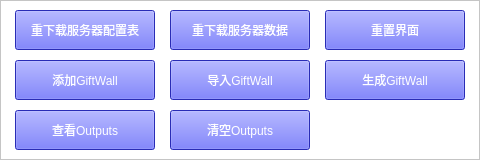
Old version of the form app/edit_gift/gui/operation/edit_button_ui.ui in the repository WanKaKa/IjsGiftWall.
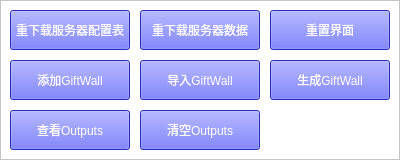
New version of the form.

Diff of the .ui file:
```diff
--- a/app/edit_gift/gui/operation/edit_button_ui.ui
+++ b/app/edit_gift/gui/operation/edit_button_ui.ui
@@ -6,7 +6,7 @@
    <rect>
     <x>0</x>
     <y>0</y>
-    <width>480</width>
+    <width>400</width>
     <height>160</height>
    </rect>
   </property>
@@ -27,13 +27,13 @@
     <rect>
      <x>0</x>
      <y>0</y>
-     <width>480</width>
+     <width>400</width>
      <height>160</height>
     </rect>
    </property>
    <property name="minimumSize">
     <size>
-     <width>480</width>
+     <width>400</width>
      <height>160</height>
     </size>
    </property>
@@ -49,9 +49,9 @@
    <widget class="QPushButton" name="reset_ui">
     <property name="geometry">
      <rect>
-      <x>325</x>
+      <x>270</x>
       <y>10</y>
-      <width>140</width>
+      <width>120</width>
       <height>40</height>
      </rect>
     </property>
@@ -67,9 +67,9 @@
    <widget class="QPushButton" name="create_gift_wall_file">
     <property name="geometry">
      <rect>
-      <x>325</x>
+      <x>270</x>
       <y>60</y>
-      <width>140</width>
+      <width>120</width>
       <height>40</height>
      </rect>
     </property>
@@ -85,9 +85,9 @@
    <widget class="QPushButton" name="reload_data_config">
     <property name="geometry">
      <rect>
-      <x>15</x>
+      <x>10</x>
       <y>10</y>
-      <width>140</width>
+      <width>120</width>
       <height>40</height>
      </rect>
     </property>
@@ -103,9 +103,9 @@
    <widget class="QPushButton" name="reload_data">
     <property name="geometry">
      <rect>
-      <x>170</x>
+      <x>140</x>
       <y>10</y>
-      <width>140</width>
+      <width>120</width>
       <height>40</height>
      </rect>
     </property>
@@ -121,9 +121,9 @@
    <widget class="QPushButton" name="clear_outputs">
     <property name="geometry">
      <rect>
-      <x>170</x>
+      <x>140</x>
       <y>110</y>
-      <width>140</width>
+      <width>120</width>
       <height>40</height>
      </rect>
     </property>
@@ -139,9 +139,9 @@
    <widget class="QPushButton" name="add_gift_wall">
     <property name="geometry">
      <rect>
-      <x>15</x>
+      <x>10</x>
       <y>60</y>
-      <width>140</width>
+      <width>120</width>
       <height>40</height>
      </rect>
     </property>
@@ -157,9 +157,9 @@
    <widget class="QPushButton" name="open_outputs">
     <property name="geometry">
      <rect>
-      <x>15</x>
+      <x>10</x>
       <y>110</y>
-      <width>140</width>
+      <width>120</width>
       <height>40</height>
      </rect>
     </property>
@@ -175,9 +175,9 @@
    <widget class="QPushButton" name="import_gift_wall">
     <property name="geometry">
      <rect>
-      <x>170</x>
+      <x>140</x>
       <y>60</y>
-      <width>140</width>
+      <width>120</width>
       <height>40</height>
      </rect>
     </property>
```
Left out of the diff: 16 changed lines with no effect on the pictures.
